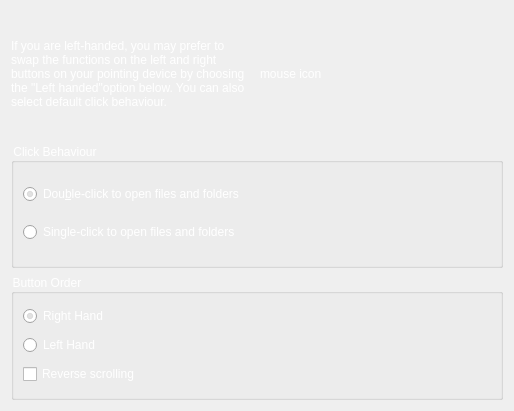
Above: kde4/kaptan4/src/gui/mouseWidget.ui from pars-linux/uludag before the change. Below: the same form after it.
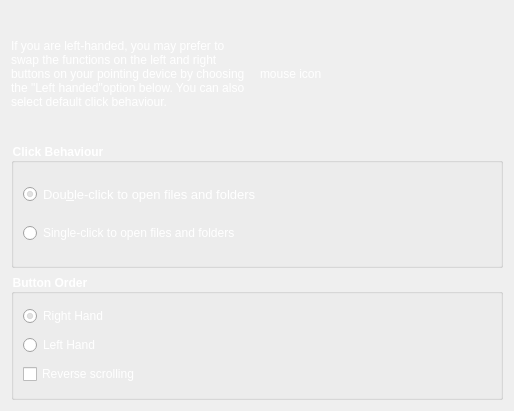
That is the form after the change.

Diff of the .ui file:
```diff
--- a/kde4/kaptan4/src/gui/mouseWidget.ui
+++ b/kde4/kaptan4/src/gui/mouseWidget.ui
@@ -42,6 +42,12 @@
      </item>
      <item>
       <widget class="QGroupBox" name="groupBoxClickBehaviour">
+       <property name="font">
+        <font>
+         <weight>75</weight>
+         <bold>true</bold>
+        </font>
+       </property>
        <property name="autoFillBackground">
         <bool>false</bool>
        </property>
@@ -73,6 +79,17 @@
         </item>
         <item row="0" column="0">
          <widget class="QRadioButton" name="DoubleClick">
+          <property name="font">
+           <font>
+            <pointsize>10</pointsize>
+            <weight>50</weight>
+            <italic>false</italic>
+            <bold>false</bold>
+            <underline>false</underline>
+            <strikeout>false</strikeout>
+            <kerning>true</kerning>
+           </font>
+          </property>
           <property name="text">
            <string>Dou&amp;ble-click to open files and folders</string>
           </property>
@@ -86,6 +103,12 @@
      </item>
      <item>
       <widget class="QGroupBox" name="groupBoxButtonOrder">
+       <property name="font">
+        <font>
+         <weight>75</weight>
+         <bold>true</bold>
+        </font>
+       </property>
        <property name="title">
         <string>Button Order</string>
        </property>
```
